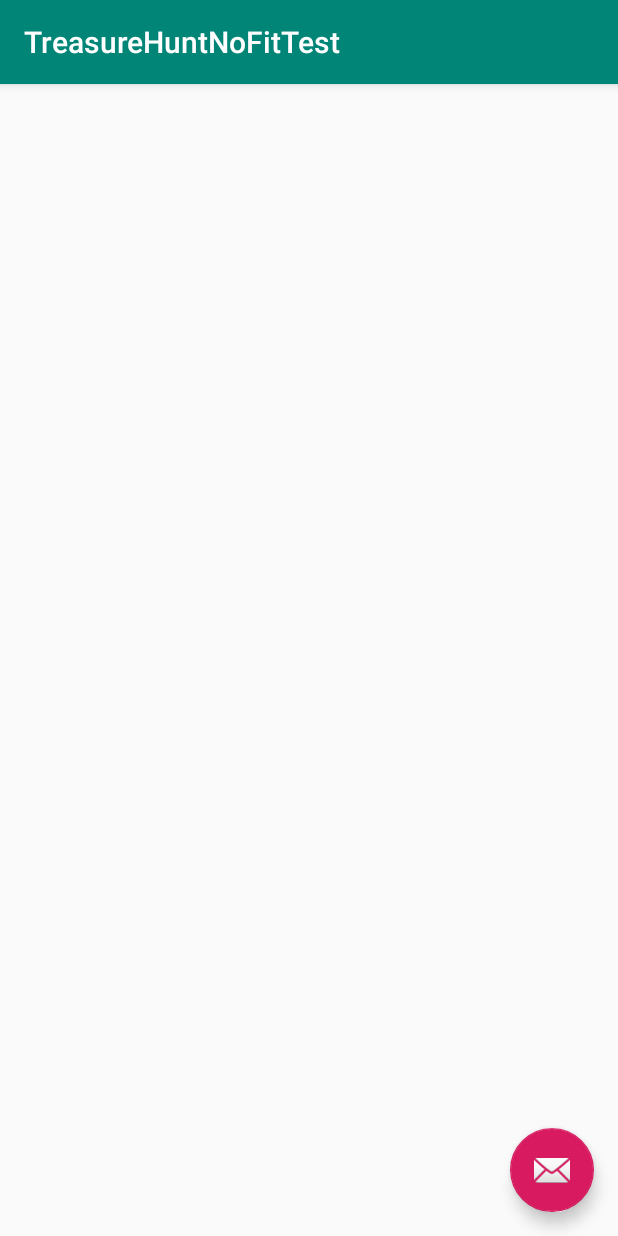
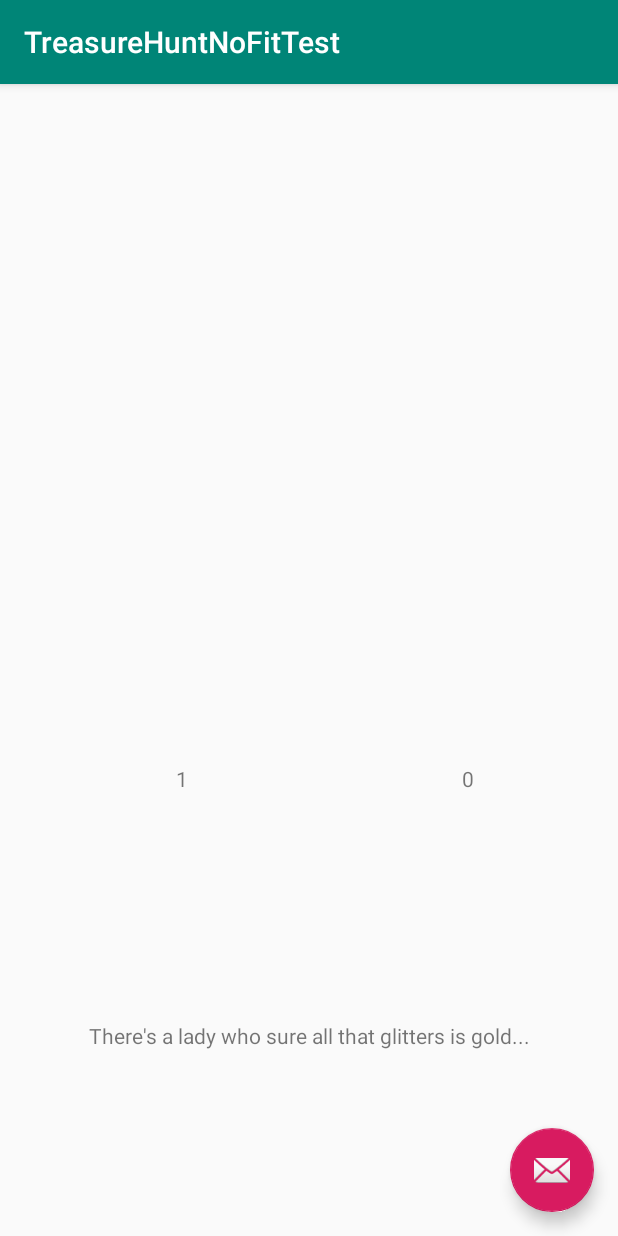
Before and after one commit to GavinFitzgerald94/campusQuest, an Android app: the TreasureHuntHome screen opened directly, with no data from a screen before it, after a tap on "NEW GAME", on a phone screen of 412 x 824 dp. Run offline under Robolectric (Android 15) with nearby library versions, the phone set to English and light mode, and no system bars; 6 statements that could not run were skipped.

Commit message:
added db calls to populate treasure hunt activities and added a data management singleton service

```diff
--- a/app/src/main/java/com/example/campusquest/CampusQuestOpenHelper.java
+++ b/app/src/main/java/com/example/campusquest/CampusQuestOpenHelper.java
@@ -27,6 +27,7 @@ public class CampusQuestOpenHelper extends SQLiteOpenHelper {
         worker.insertSampleUser();
         worker.insertQuests();
         worker.insertClues();
+        worker.insertUserQuestInfo();
     }
 
     @Override
--- a/app/src/main/java/com/example/campusquest/TreasureHuntHome.java
+++ b/app/src/main/java/com/example/campusquest/TreasureHuntHome.java
@@ -1,38 +1,108 @@
 package com.example.campusquest;
 
 import android.content.Intent;
+import android.database.Cursor;
 import android.database.sqlite.SQLiteDatabase;
+import android.os.AsyncTask;
 import android.os.Bundle;
 import android.support.v7.app.AppCompatActivity;
 import android.view.View;
+import android.widget.Button;
+
+import static com.example.campusquest.CampusQuestDatabaseContract.*;
 
 public class TreasureHuntHome extends AppCompatActivity {
     private CampusQuestOpenHelper mDbOpenHelper;
     private boolean previousGameFound;
+    private String mQuestName;
+    private String mQuestId;
+    private int mCurrStage = 1;
+    private int mTotalStage;
 
     @Override
     protected void onCreate(Bundle savedInstanceState) {
         super.onCreate(savedInstanceState);
         setContentView(R.layout.activity_treasure_hunt_home);
+        QuestInfo questInfo = getIntent().getExtras().getParcelable("questInfo");
+        mDbOpenHelper = new CampusQuestOpenHelper(this);
 
-        // query database to see if user quest info table contains uncompleted treasure hunt entries
-        // update previousGameFound to true.
+        initialiseQuestInfo(questInfo);
+
+        Button resumeButton = findViewById(R.id.button_resume_gamebutton);
+        resumeButton.setVisibility(View.GONE);
+
+        if (loadLastGame()) {
+            resumeButton.setVisibility(View.VISIBLE);
+        }
+    }
+
+    private boolean loadLastGame() {
+        SQLiteDatabase db = mDbOpenHelper.getReadableDatabase();
+
+        String questId = mQuestId;
+        String selection = UserQuestsInfoEntry.COLUMN_QUEST_ID + " = ? AND "
+                + UserQuestsInfoEntry.COLUMN_COMPLETED + " == 0";
+
+        String[] selectionArgs = {questId};
+
+        String[] lastQuestColumns = {
+                UserQuestsInfoEntry.COLUMN_USERNAME,
+                UserQuestsInfoEntry.COLUMN_QUEST_ID,
+                UserQuestsInfoEntry.COLUMN_CURRENT_STAGE,
+                UserQuestsInfoEntry.COLUMN_COMPLETED};
+
+        Cursor lastQuestCursor = db.query(UserQuestsInfoEntry.TABLE_NAME, lastQuestColumns,
+                selection, selectionArgs, null, null, null);
+
+        if (lastQuestCursor.getCount() > 0) {
+            int currStagePos = lastQuestCursor.getColumnIndex(UserQuestsInfoEntry.COLUMN_CURRENT_STAGE);
+            lastQuestCursor.moveToNext();
+            mCurrStage = lastQuestCursor.getInt(currStagePos);
+            return true;
+        } else {
+            return false;
+        }
+    }
+
+    private void initialiseQuestInfo(QuestInfo questInfo) {
+        mQuestName = questInfo.getQuestName();
+        mTotalStage =  questInfo.getTotalStages();
+        mQuestId = questInfo.getQuestId();
     }
 
     @Override
     protected void onDestroy() {
         super.onDestroy();
+        mDbOpenHelper.close();
     }
 
-    /** Create new game and navigate to treasure hunt game page **/
+    /**
+     * Create new game and navigate to treasure hunt game page
+     * Passes a bundle consisting of current stage, total stages, questName, questId
+     **/
     public void newGame(View view) {
+        Intent intent = new Intent(this, TreasureHuntNoFitTest.class);
+        Bundle bundle = new Bundle();
+        bundle.putInt("currStage", mCurrStage);
+        bundle.putInt("totalStage", mTotalStage);
+        bundle.putString("questName", mQuestName);
+        bundle.putString("questId", mQuestId);
+        intent.putExtras(bundle);
+        startActivity(intent);
+    }
+
+    /**
+     * Resume existing game
+     **/
+    public void resumeGame(View view) {
         Intent intent = new Intent(this, TreasureHuntNoFitTest.class);
         startActivity(intent);
     }
 
-    /** Resume existing game **/
-    public void resumeGame(View view) {
-        // TODO (call to db, get questname and queststage and pass in params
-
-    }
+//    private class getGameDate extends AsyncTask<void, void, void> {
+//
+//    }
+//        protected void  doInBackground(Void... params) {
+//    }
+//}
 }
--- a/app/src/main/java/com/example/campusquest/TreasureHuntNoFitTest.java
+++ b/app/src/main/java/com/example/campusquest/TreasureHuntNoFitTest.java
@@ -6,8 +6,14 @@ import android.support.design.widget.Snackbar;
 import android.support.v7.app.AppCompatActivity;
 import android.support.v7.widget.Toolbar;
 import android.view.View;
+import android.widget.TextView;
 
 public class TreasureHuntNoFitTest extends AppCompatActivity {
+    private String mQuestName;
+    private String mQuestId;
+    private int mCurrentStage;
+    private int mTotalStage;
+    private String clue = "There's a lady who sure all that glitters is gold... ";
 
     @Override
     protected void onCreate(Bundle savedInstanceState) {
@@ -15,6 +21,14 @@ public class TreasureHuntNoFitTest extends AppCompatActivity {
         setContentView(R.layout.activity_treasure_hunt_no_fit_test);
         Toolbar toolbar = (Toolbar) findViewById(R.id.toolbar);
         setSupportActionBar(toolbar);
+
+        Bundle bundle = getIntent().getExtras();
+        mQuestName = bundle.getString("questName");
+        mQuestId = bundle.getString("questId");
+        mCurrentStage = bundle.getInt("currStage");
+        mTotalStage = bundle.getInt("totalStage");
+
+        initialiseViewContent();
 
         FloatingActionButton fab = (FloatingActionButton) findViewById(R.id.fab);
         fab.setOnClickListener(new View.OnClickListener() {
@@ -26,4 +40,18 @@ public class TreasureHuntNoFitTest extends AppCompatActivity {
         });
     }
 
+    private void initialiseViewContent() {
+
+        TextView questValue = findViewById(R.id.quest_value);
+        questValue.setText(mQuestName);
+
+        TextView currStageValue = findViewById(R.id.curr_stage_value);
+        currStageValue.setText(String.valueOf(mCurrentStage));
+
+        TextView totalStageValue  = findViewById(R.id.total_stage_value);
+        totalStageValue.setText(String.valueOf(mTotalStage));
+
+        TextView clueValue = findViewById(R.id.clue_value);
+        clueValue.setText(clue);
+    }
 }
--- a/app/src/main/res/layout/content_treasure_hunt_no_fit_test.xml
+++ b/app/src/main/res/layout/content_treasure_hunt_no_fit_test.xml
@@ -8,4 +8,54 @@
     tools:context=".TreasureHuntNoFitTest"
     tools:showIn="@layout/activity_treasure_hunt_no_fit_test">
 
+    <TextView
+        android:id="@+id/quest_value"
+        android:layout_width="wrap_content"
+        android:layout_height="wrap_content"
+        android:layout_marginStart="8dp"
+        android:layout_marginTop="8dp"
+        android:layout_marginEnd="8dp"
+        android:layout_marginBottom="14dp"
+        android:text="questName"
+        app:layout_constraintBottom_toTopOf="@+id/curr_stage_value"
+        app:layout_constraintEnd_toEndOf="parent"
+        app:layout_constraintStart_toStartOf="parent"
+        app:layout_constraintTop_toTopOf="parent"
+        app:layout_constraintVertical_bias="0.05" />
+
+    <TextView
+        android:id="@+id/curr_stage_value"
+        android:layout_width="wrap_content"
+        android:layout_height="wrap_content"
+        android:layout_marginStart="96dp"
+        android:layout_marginEnd="8dp"
+        android:layout_marginBottom="152dp"
+        android:text="currStage"
+        app:layout_constraintBottom_toTopOf="@+id/clue_value"
+        app:layout_constraintEnd_toStartOf="@+id/total_stage_value"
+        app:layout_constraintHorizontal_bias="0.109"
+        app:layout_constraintStart_toStartOf="parent" />
+
+    <TextView
+        android:id="@+id/clue_value"
+        android:layout_width="wrap_content"
+        android:layout_height="wrap_content"
+        android:layout_marginStart="8dp"
+        android:layout_marginEnd="8dp"
+        android:layout_marginBottom="124dp"
+        android:text="clue"
+        app:layout_constraintBottom_toBottomOf="parent"
+        app:layout_constraintEnd_toEndOf="parent"
+        app:layout_constraintHorizontal_bias="0.517"
+        app:layout_constraintStart_toStartOf="parent" />
+
+    <TextView
+        android:id="@+id/total_stage_value"
+        android:layout_width="wrap_content"
+        android:layout_height="wrap_content"
+        android:layout_marginEnd="96dp"
+        android:layout_marginBottom="152dp"
+        android:text="totalStage"
+        app:layout_constraintBottom_toTopOf="@+id/clue_value"
+        app:layout_constraintEnd_toEndOf="parent" />
 </android.support.constraint.ConstraintLayout>
```
Also changed, not shown: app/src/main/java/com/example/campusquest/CampusQuestDatabaseContract.java (+6 -3 lines), app/src/main/java/com/example/campusquest/DataManager.java (+44 -8 lines), app/src/main/java/com/example/campusquest/DatabaseDataWorker.java (+18 -1 lines), app/src/main/java/com/example/campusquest/MainActivity.java (+23 -0 lines), app/src/main/java/com/example/campusquest/QuestInfo.java (added, +82 -0 lines).
